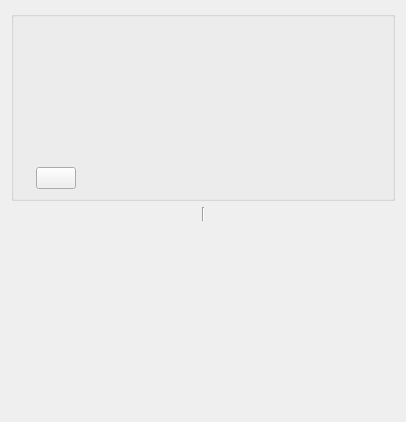
Before: the Qt Designer form org.nickvision.tubeconverter.qt/src/controls/aboutdialog.ui in NickvisionApps/Parabolic, drawn with Qt 5.
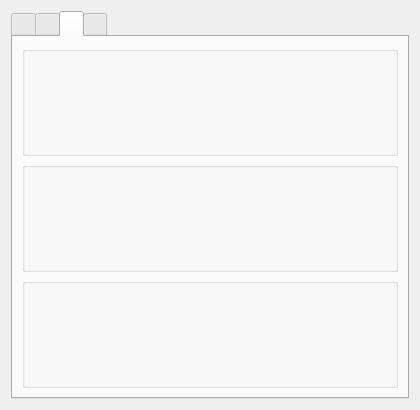
After: the same form once the commit is applied. The open tabs and pages were chosen to show the change.

Commit message: feat: New Qt `AboutDialog`

Diff of the .ui file:
```diff
--- a/org.nickvision.tubeconverter.qt/src/controls/aboutdialog.ui
+++ b/org.nickvision.tubeconverter.qt/src/controls/aboutdialog.ui
@@ -6,47 +6,60 @@
    <rect>
     <x>0</x>
     <y>0</y>
-    <width>406</width>
-    <height>422</height>
+    <width>420</width>
+    <height>410</height>
    </rect>
   </property>
-  <property name="font">
-   <font>
-    <pointsize>9</pointsize>
-   </font>
+  <property name="windowTitle">
+   <string>Dialog</string>
   </property>
   <property name="modal">
    <bool>true</bool>
   </property>
-  <layout class="QVBoxLayout" name="verticalLayout_3">
-   <item>
-    <widget class="QGroupBox" name="groupBox">
-     <layout class="QVBoxLayout" name="verticalLayout_2">
-      <item>
-       <layout class="QHBoxLayout" name="horizontalLayout">
-        <item>
-         <widget class="QLabel" name="lblIcon">
-          <property name="maximumSize">
-           <size>
-            <width>128</width>
-            <height>128</height>
-           </size>
-          </property>
-          <property name="scaledContents">
-           <bool>true</bool>
-          </property>
-         </widget>
-        </item>
-        <item>
          <layout class="QVBoxLayout" name="verticalLayout">
           <item>
+    <widget class="QTabWidget" name="tabWidget">
+     <property name="currentIndex">
+      <number>3</number>
+     </property>
+     <widget class="QWidget" name="tabAbout">
+      <attribute name="title">
+       <string/>
+      </attribute>
+      <layout class="QVBoxLayout" name="verticalLayout_2">
+       <property name="spacing">
+        <number>12</number>
+       </property>
+       <item>
+        <spacer name="verticalSpacer_2">
+         <property name="orientation">
+          <enum>Qt::Orientation::Vertical</enum>
+         </property>
+         <property name="sizeHint" stdset="0">
+          <size>
+           <width>20</width>
+           <height>40</height>
+          </size>
+         </property>
+        </spacer>
+       </item>
+       <item>
+        <widget class="QLabel" name="lblAppIcon">
+         <property name="alignment">
+          <set>Qt::AlignmentFlag::AlignCenter</set>
+         </property>
+        </widget>
+       </item>
+       <item>
            <widget class="QLabel" name="lblAppName">
             <property name="font">
              <font>
-              <pointsize>11</pointsize>
               <bold>true</bold>
              </font>
             </property>
+         <property name="alignment">
+          <set>Qt::AlignmentFlag::AlignCenter</set>
+         </property>
            </widget>
           </item>
           <item>
@@ -65,74 +78,119 @@
             </property>
            </spacer>
           </item>
-          <item>
-           <widget class="QPushButton" name="btnAppVersion">
-            <property name="autoDefault">
-             <bool>false</bool>
-            </property>
-           </widget>
-          </item>
-         </layout>
-        </item>
-        <item>
-         <spacer name="horizontalSpacer">
-          <property name="orientation">
-           <enum>Qt::Orientation::Horizontal</enum>
-          </property>
-          <property name="sizeHint" stdset="0">
-           <size>
-            <width>40</width>
-            <height>20</height>
-           </size>
-          </property>
-         </spacer>
-        </item>
-       </layout>
-      </item>
-     </layout>
-    </widget>
-   </item>
-   <item>
-    <layout class="QHBoxLayout" name="horizontalLayout_2">
+      </layout>
+     </widget>
+     <widget class="QWidget" name="tabChangelog">
+      <attribute name="title">
+       <string/>
+      </attribute>
+      <layout class="QVBoxLayout" name="verticalLayout_3">
      <item>
       <widget class="QLabel" name="lblChangelog">
        <property name="alignment">
         <set>Qt::AlignmentFlag::AlignLeading|Qt::AlignmentFlag::AlignLeft|Qt::AlignmentFlag::AlignTop</set>
        </property>
+        </widget>
+       </item>
+      </layout>
+     </widget>
+     <widget class="QWidget" name="tabCredits">
+      <attribute name="title">
+       <string/>
+      </attribute>
+      <layout class="QVBoxLayout" name="verticalLayout_4">
+       <item>
+        <widget class="QGroupBox" name="groupDevelopers">
+         <layout class="QVBoxLayout" name="verticalLayout_7">
+          <item>
+           <widget class="QLabel" name="lblDevelopers">
+            <property name="alignment">
+             <set>Qt::AlignmentFlag::AlignLeading|Qt::AlignmentFlag::AlignLeft|Qt::AlignmentFlag::AlignTop</set>
+            </property>
+           </widget>
+          </item>
+         </layout>
+        </widget>
+       </item>
+       <item>
+        <widget class="QGroupBox" name="groupDesigners">
+         <property name="checkable">
+          <bool>false</bool>
+         </property>
+         <layout class="QVBoxLayout" name="verticalLayout_8">
+          <item>
+           <widget class="QLabel" name="lblDesigners">
+            <property name="alignment">
+             <set>Qt::AlignmentFlag::AlignLeading|Qt::AlignmentFlag::AlignLeft|Qt::AlignmentFlag::AlignTop</set>
+            </property>
+           </widget>
+          </item>
+         </layout>
+        </widget>
+       </item>
+       <item>
+        <widget class="QGroupBox" name="groupArtists">
+         <layout class="QVBoxLayout" name="verticalLayout_9">
+          <item>
+           <widget class="QLabel" name="lblArtists">
+            <property name="alignment">
+             <set>Qt::AlignmentFlag::AlignLeading|Qt::AlignmentFlag::AlignLeft|Qt::AlignmentFlag::AlignTop</set>
+            </property>
+           </widget>
+          </item>
+         </layout>
+        </widget>
+       </item>
+      </layout>
+     </widget>
+     <widget class="QWidget" name="tabDebug">
+      <attribute name="title">
+       <string/>
+      </attribute>
+      <layout class="QVBoxLayout" name="verticalLayout_5">
+       <item>
+        <widget class="QPushButton" name="btnCopyDebugInformation">
+         <property name="autoDefault">
+          <bool>false</bool>
+         </property>
+        </widget>
+       </item>
+       <item>
+        <widget class="QScrollArea" name="scrollArea">
+         <property name="widgetResizable">
+          <bool>true</bool>
+         </property>
+         <widget class="QWidget" name="scrollAreaWidgetContents">
+          <property name="geometry">
+           <rect>
+            <x>0</x>
+            <y>0</y>
+            <width>378</width>
+            <height>308</height>
+           </rect>
+          </property>
+          <layout class="QVBoxLayout" name="verticalLayout_6">
+           <item>
+            <widget class="QLabel" name="lblDebug">
+             <property name="alignment">
+              <set>Qt::AlignmentFlag::AlignLeading|Qt::AlignmentFlag::AlignLeft|Qt::AlignmentFlag::AlignTop</set>
+             </property>
        <property name="wordWrap">
         <bool>true</bool>
        </property>
-      </widget>
-     </item>
-     <item>
-      <widget class="Line" name="line">
-       <property name="orientation">
-        <enum>Qt::Orientation::Vertical</enum>
+             <property name="textInteractionFlags">
+              <set>Qt::TextInteractionFlag::LinksAccessibleByMouse|Qt::TextInteractionFlag::TextSelectableByMouse</set>
        </property>
       </widget>
      </item>
-     <item>
-      <widget class="QLabel" name="lblCredits">
-       <property name="alignment">
-        <set>Qt::AlignmentFlag::AlignLeading|Qt::AlignmentFlag::AlignLeft|Qt::AlignmentFlag::AlignTop</set>
-       </property>
-      </widget>
-     </item>
-    </layout>
+          </layout>
+         </widget>
+        </widget>
+       </item>
+      </layout>
+     </widget>
+    </widget>
    </item>
-   <item>
-    <spacer name="verticalSpacer_2">
-     <property name="orientation">
-      <enum>Qt::Orientation::Vertical</enum>
-     </property>
-     <property name="sizeHint" stdset="0">
-      <size>
-       <width>20</width>
-       <height>40</height>
-      </size>
-     </property>
-    </spacer>
-   </item>
   </layout>
  </widget>
  <resources>
```
Left out of the diff: 17 changed lines with no effect on the pictures. Lines whose indentation alone changed are shown as unchanged. The commit also changes 49 other files.
